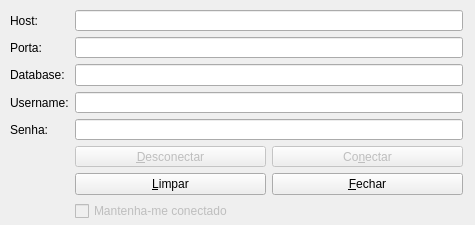
Before: the Qt Designer form connectionsettings.ui in sikopet/GSMESAP, drawn with Qt 5.
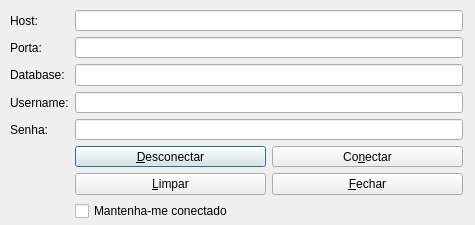
After: the same form once the commit is applied.

Patch:
```diff
--- a/connectionsettings.ui
+++ b/connectionsettings.ui
@@ -89,7 +89,7 @@
       <item>
        <widget class="QPushButton" name="button_disconn">
         <property name="enabled">
-         <bool>false</bool>
+         <bool>true</bool>
         </property>
         <property name="text">
          <string>&amp;Desconectar</string>
@@ -99,7 +99,7 @@
       <item>
        <widget class="QPushButton" name="button_conn">
         <property name="enabled">
-         <bool>false</bool>
+         <bool>true</bool>
         </property>
         <property name="text">
          <string>Co&amp;nectar</string>
@@ -132,7 +132,7 @@
     <item row="7" column="1">
      <widget class="QCheckBox" name="manter_conectado">
       <property name="enabled">
-       <bool>false</bool>
+       <bool>true</bool>
       </property>
       <property name="text">
        <string>Mantenha-me conectado</string>
```
